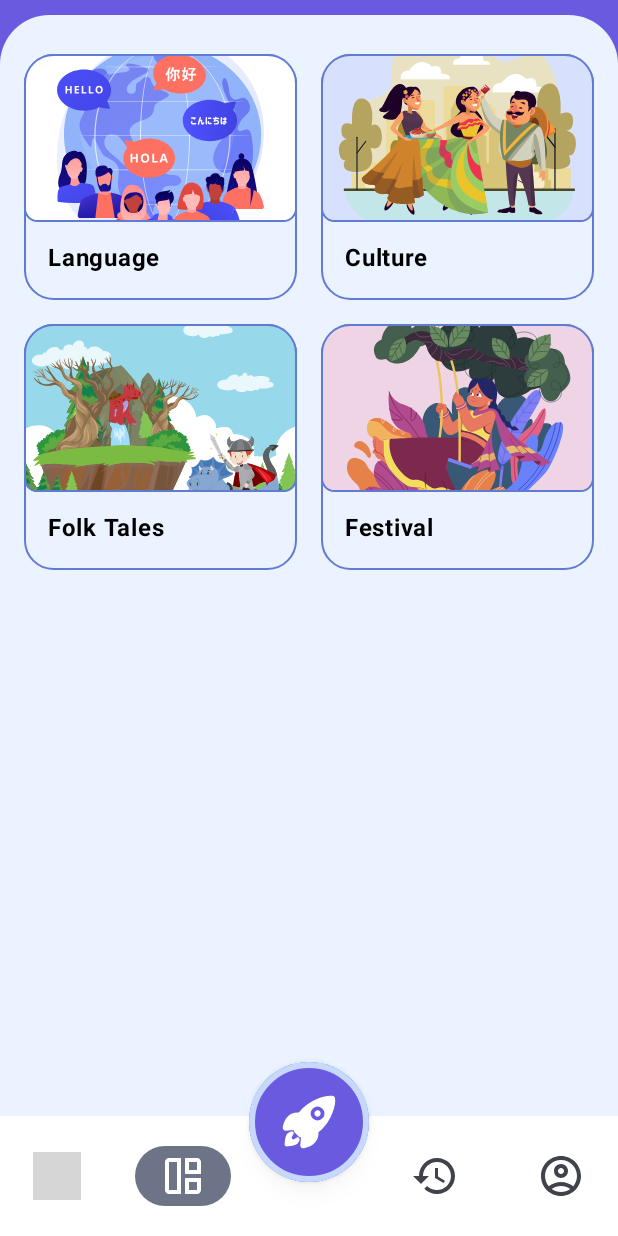
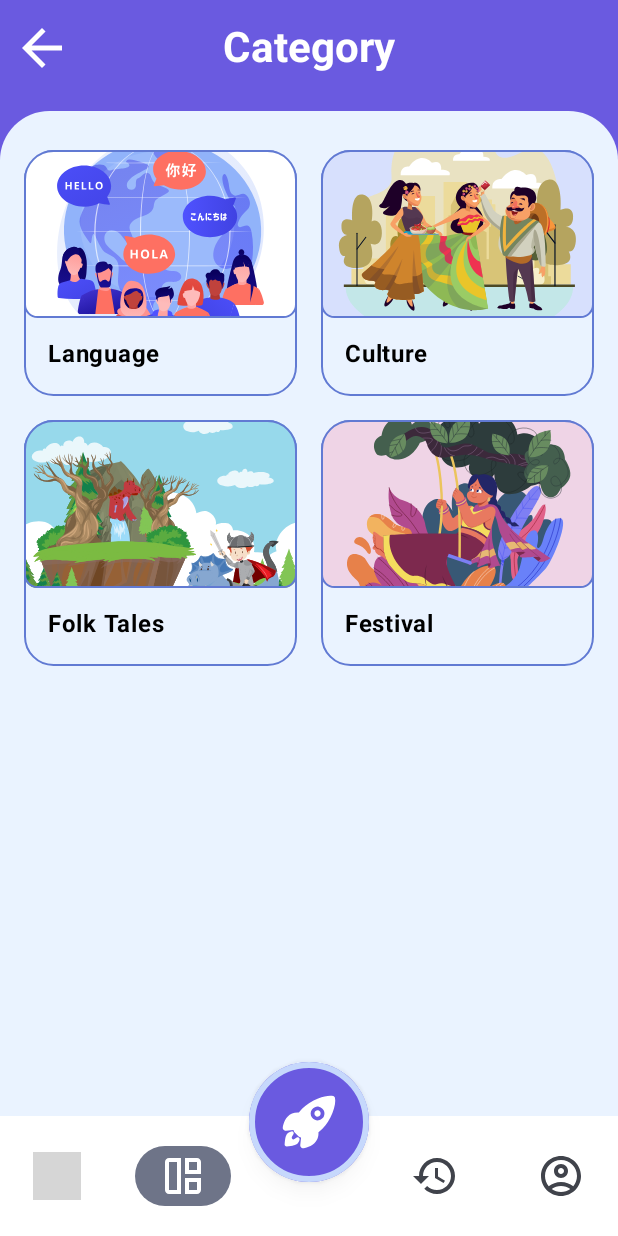
Before and after one commit to kecitclub/teamDefault, an Android app built with Jetpack Compose: the screen it shows after launch (MainActivity), item 2 of the bottom bar chosen, on a phone screen of 412 x 824 dp. Run offline under Robolectric (Android 15) with nearby library versions, the phone set to English and light mode, and no system bars; grey boxes are pictures that could not be loaded.

Commit message:
fix: top bar padding

```diff
--- /dev/null
+++ b/app/src/main/java/com/example/teamdefault/data/TopBarData.kt
@@ -0,0 +1,13 @@
+package com.example.teamdefault.data
+
+import com.example.teamdefault.navigation.Screen
+
+val titleTopBar = mapOf(
+    Screen.List.route to "List",
+    Screen.Home.route to "Home",
+    Screen.Category.route to "Category",
+    Screen.Profile.route to "Profile",
+    Screen.Calender.route to "Calender",
+    Screen.Main.route to "Main",
+
+)
--- a/app/src/main/java/com/example/teamdefault/ui/component/TopBar.kt
+++ b/app/src/main/java/com/example/teamdefault/ui/component/TopBar.kt
@@ -1,7 +1,10 @@
 package com.example.teamdefault.ui.component
 
 import androidx.compose.foundation.Image
+import androidx.compose.foundation.background
+import androidx.compose.foundation.layout.Box
 import androidx.compose.foundation.layout.Column
+import androidx.compose.foundation.layout.fillMaxWidth
 import androidx.compose.foundation.layout.height
 import androidx.compose.foundation.layout.padding
 import androidx.compose.foundation.layout.size
@@ -12,13 +15,16 @@ import androidx.compose.material.icons.filled.ArrowBack
 import androidx.compose.material3.CenterAlignedTopAppBar
 import androidx.compose.material3.ExperimentalMaterial3Api
 import androidx.compose.material3.Icon
+import androidx.compose.material3.IconButton
 import androidx.compose.material3.Surface
 import androidx.compose.material3.Text
 import androidx.compose.material3.TopAppBar
 import androidx.compose.material3.TopAppBarDefaults
 import androidx.compose.runtime.Composable
+import androidx.compose.ui.Alignment
 import androidx.compose.ui.Modifier
 import androidx.compose.ui.graphics.Color
+import androidx.compose.ui.res.colorResource
 import androidx.compose.ui.res.painterResource
 import androidx.compose.ui.text.font.FontWeight
 import androidx.compose.ui.tooling.preview.Preview
@@ -26,23 +32,35 @@ import androidx.compose.ui.unit.dp
 import androidx.compose.ui.unit.sp
 import androidx.navigation.NavBackStackEntry
 import com.example.teamdefault.R
+import com.example.teamdefault.data.titleTopBar
 import com.example.teamdefault.navigation.Screen
 import com.example.teamdefault.utils.DateConverter
 
 @Composable
-fun TopBar(navBackStackEntry: NavBackStackEntry?, modifier: Modifier = Modifier) {
+fun TopBar(
+    navBackStackEntry: NavBackStackEntry?,
+    navigateBack: () -> Unit,
+) {
 
     val title = navBackStackEntry?.destination?.route ?: Screen.Home.route
 
-    when (title) {
-       // Screen.Home.route -> TopProfileBar(title)
+
+//    when(title){
+//        Screen.Home.route -> TopProfileBar(title = title)
+//        else -> GeneralTopBar(title = title, navigateBack = navigateBack)
+//
+//    }
+if (title != Screen.Home.route){
+    GeneralTopBar(title = title, navigateBack = navigateBack)
 }
+
 }
 
 
 @OptIn(ExperimentalMaterial3Api::class)
 @Composable
 fun TopProfileBar(title: String) {
+
             TopAppBar(
                 colors = TopAppBarDefaults.topAppBarColors(
                     containerColor = Color.Transparent
@@ -84,3 +102,38 @@ fun TopProfileBar(title: String) {
                 }
             )
 }
+
+@OptIn(ExperimentalMaterial3Api::class)
+@Composable
+fun GeneralTopBar(title: String, navigateBack: () -> Unit, modifier: Modifier = Modifier) {
+
+    val colorPaint: Color = Color.White
+
+    CenterAlignedTopAppBar(
+        title = {
+            Text(
+                text = titleTopBar[title] ?: title,
+                fontWeight = FontWeight.Bold,
+                fontSize = 28.sp,
+                color = colorPaint
+            )
+        },
+        navigationIcon = {
+            if (!title.startsWith("QuizResult")){
+                IconButton(onClick = navigateBack) {
+                    Icon(
+                        imageVector = Icons.Default.ArrowBack,
+                        contentDescription = null,
+                        tint = colorPaint,
+                        modifier = Modifier.size(40.dp)
+                    )
+                }
+            }
+        },
+        colors = TopAppBarDefaults.topAppBarColors(
+            containerColor = colorResource(id = R.color.primary_purple)
+            //containerColor = Color(0xFFEAF3FF)
+        )
+    )
+
+}
--- a/app/src/main/java/com/example/teamdefault/ui/screen/category_screen/CategoryScreen.kt
+++ b/app/src/main/java/com/example/teamdefault/ui/screen/category_screen/CategoryScreen.kt
@@ -39,7 +39,7 @@ fun CategoryScreen(
 ) {
 
     Surface(
-        modifier = Modifier
+        modifier = modifier
             .fillMaxSize()
             .padding(top = 10.dp),
         shape = RoundedCornerShape(topStartPercent = 8, topEndPercent = 8),
--- a/app/src/main/java/com/example/teamdefault/ui/screen/folk_tales_screen/FolkTalesScreen.kt
+++ b/app/src/main/java/com/example/teamdefault/ui/screen/category_screen/FolkTalesScreen.kt
@@ -1,11 +1,10 @@
-package com.example.teamdefault.ui.screen.folk_tales_screen
+package com.example.teamdefault.ui.screen.category_screen
 
 import androidx.compose.foundation.Image
 import androidx.compose.foundation.layout.Arrangement
 import androidx.compose.foundation.layout.Column
 import androidx.compose.foundation.layout.Spacer
 import androidx.compose.foundation.layout.fillMaxSize
-import androidx.compose.foundation.layout.fillMaxWidth
 import androidx.compose.foundation.layout.height
 import androidx.compose.foundation.layout.padding
 import androidx.compose.foundation.shape.RoundedCornerShape
--- a/app/src/main/java/com/example/teamdefault/ui/screen/language_screen/NepaliToSpeechScreen.kt
+++ b/app/src/main/java/com/example/teamdefault/ui/screen/category_screen/NepaliToSpeechScreen.kt
@@ -1,4 +1,4 @@
-package com.example.teamdefault.ui.screen.language_screen
+package com.example.teamdefault.ui.screen.category_screen
 
 import android.speech.tts.TextToSpeech
 import androidx.compose.foundation.background
--- a/app/src/main/java/com/example/teamdefault/ui/screen/home_screen/MainScreen.kt
+++ b/app/src/main/java/com/example/teamdefault/ui/screen/home_screen/MainScreen.kt
@@ -28,7 +28,9 @@ fun MainScreen() {
     val navBackStackEntry by navController.currentBackStackEntryAsState()
 
     Scaffold(
-        topBar = { TopBar(navBackStackEntry = navBackStackEntry) },
+        topBar = { TopBar(
+            navBackStackEntry = navBackStackEntry,
+            navigateBack = { navController.popBackStack() }) },
         floatingActionButton = { FloatingButton() },
         floatingActionButtonPosition = FabPosition.Center,
         bottomBar = {
@@ -39,7 +41,10 @@ fun MainScreen() {
         },
         containerColor = colorResource(id = R.color.primary_purple)
     ) { innerPadding ->
-        NavHost(navController = navController, startDestination = Screen.Home.route) {
+        NavHost(
+            navController = navController,
+            startDestination = Screen.Home.route
+        ) {
 
             composable(route = Screen.Home.route) {
                 HomeScreen(innerPadding = innerPadding)
@@ -53,11 +58,11 @@ fun MainScreen() {
             }
 
             composable(route = Screen.Calender.route) {
-                NepaliCalenderScreen()
+                NepaliCalenderScreen(modifier = Modifier.padding(innerPadding))
             }
 
             composable(route = Screen.Profile.route) {
-                ProfileScreen()
+                ProfileScreen(modifier = Modifier.padding(innerPadding))
             }
         }
     }
--- a/app/src/main/java/com/example/teamdefault/ui/screen/profile_screen/ProfileScreen.kt
+++ b/app/src/main/java/com/example/teamdefault/ui/screen/profile_screen/ProfileScreen.kt
@@ -15,7 +15,7 @@ import androidx.compose.ui.unit.dp
 fun ProfileScreen(modifier: Modifier = Modifier) {
 
     Surface(
-        modifier = Modifier
+        modifier = modifier
             .fillMaxSize(),
         shape = RoundedCornerShape(topStartPercent = 8, topEndPercent = 8),
         color = Color(0xFFEAF3FF)
```
Lines whose indentation alone changed are shown as unchanged.
